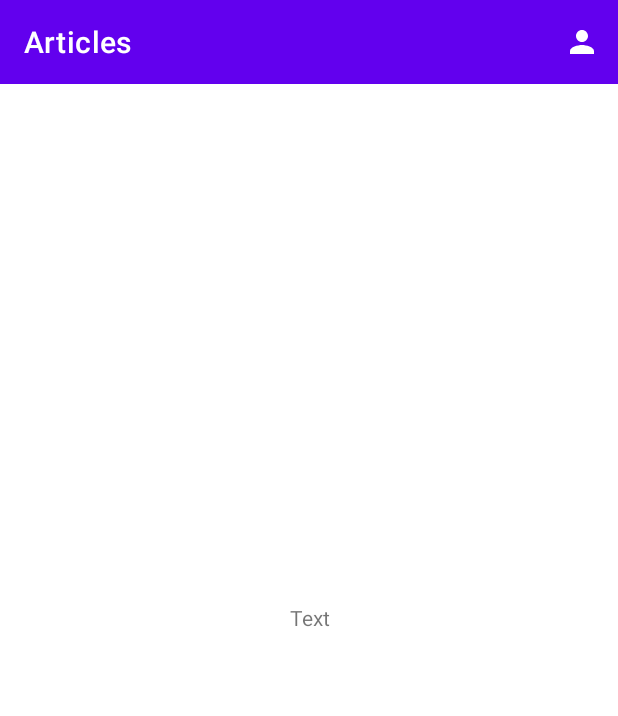
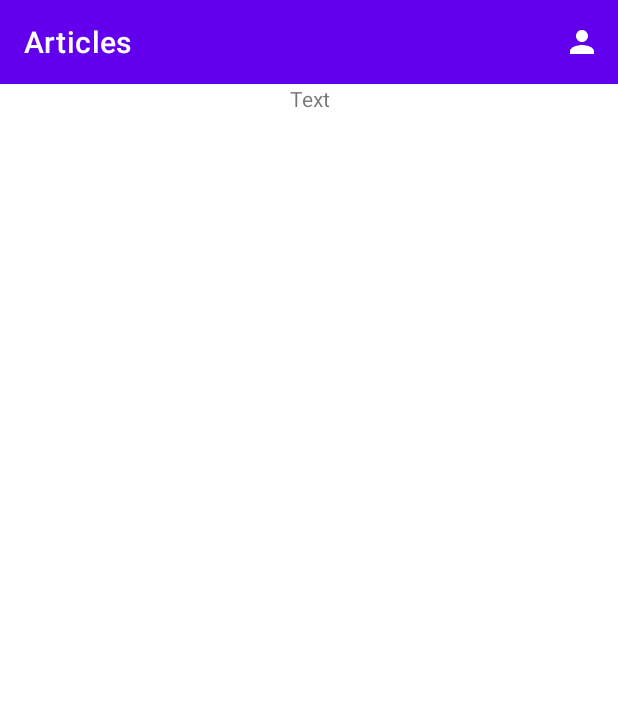
Before and after one commit to Farmer753/itNews, an Android app: the fragment ArticleListFragment shown on its own in the app's theme, on a phone screen of 412 x 824 dp. Shown: the top 716 px of the screen. Run offline under Robolectric (Android 15) with nearby library versions, the phone set to English and light mode, and no system bars; our stand-ins replace Timber; libraries missing offline, so code that uses them is left out: moxy.presenter; 1 statement that could not run was skipped.

```diff
--- a/app/src/main/res/layout/fragment_article_list.xml
+++ b/app/src/main/res/layout/fragment_article_list.xml
@@ -16,12 +16,21 @@
         app:title="Articles"
         app:titleTextColor="@color/white"/>
 
+<ScrollView
+    android:layout_width="0dp"
+    android:layout_height="0dp"
+    app:layout_constraintStart_toStartOf="parent"
+    app:layout_constraintEnd_toEndOf="parent"
+    app:layout_constraintTop_toBottomOf="@+id/toolbar"
+    app:layout_constraintBottom_toTopOf="@+id/buttonLoadMore">
     <TextView
         android:layout_width="match_parent"
-        android:layout_height="match_parent"
+        android:layout_height="wrap_content"
         android:id="@+id/article"
         android:text="Text"
         android:gravity="center" />
+</ScrollView>
+
 
     <com.google.android.material.button.MaterialButton
         android:layout_width="match_parent"
```
